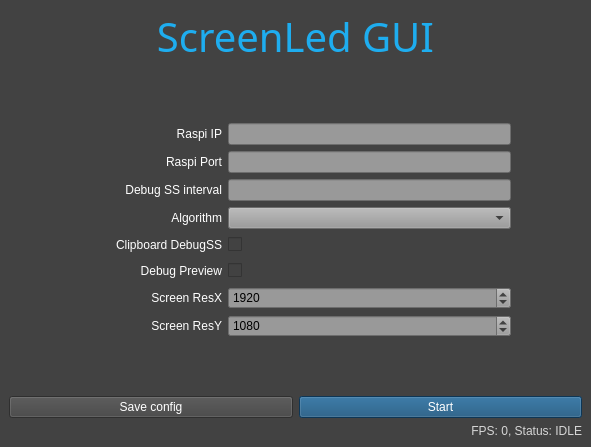
Old version of the form ScreenLedGUI/screenledgui.ui in the repository 0LTSU0/ScreenLed.
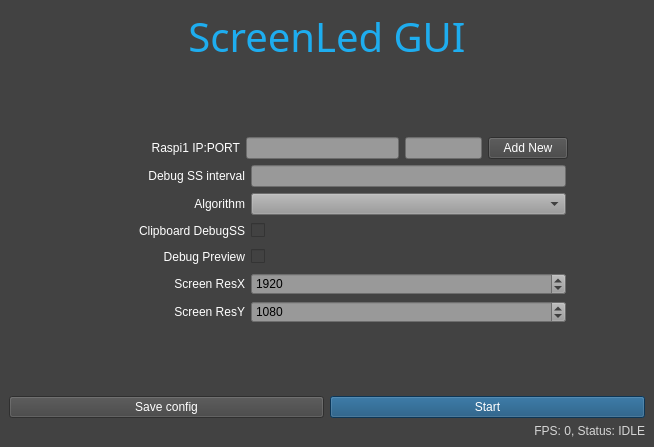
New version of the form.

Commit message: multiple client support windows

What changed in the file:
```diff
--- a/ScreenLedGUI/screenledgui.ui
+++ b/ScreenLedGUI/screenledgui.ui
@@ -6,7 +6,7 @@
    <rect>
     <x>0</x>
     <y>0</y>
-    <width>591</width>
+    <width>654</width>
     <height>447</height>
    </rect>
   </property>
@@ -17,7 +17,7 @@
    <string notr="true">background-color: rgb(66, 66, 66);</string>
   </property>
   <widget class="QWidget" name="centralWidget">
-   <layout class="QVBoxLayout" name="verticalLayout" stretch="0,0,0,0,0,0,0,0,0,0,0,0,0">
+   <layout class="QVBoxLayout" name="verticalLayout" stretch="0,0,0,0,0,0,0,0,0,0,0,0">
     <item>
      <widget class="QLabel" name="header">
       <property name="sizePolicy">
@@ -58,7 +58,7 @@
      </spacer>
     </item>
     <item>
-     <layout class="QHBoxLayout" name="horizontalLayout" stretch="1,2,4,1">
+     <layout class="QHBoxLayout" name="raspiIP1" stretch="1,2,2,1,1,1">
       <item>
        <spacer name="horizontalSpacer">
         <property name="orientation">
@@ -78,7 +78,7 @@
          <string notr="true">color: rgb(255, 255, 255);</string>
         </property>
         <property name="text">
-         <string>Raspi IP</string>
+         <string>Raspi1 IP:PORT</string>
         </property>
         <property name="alignment">
          <set>Qt::AlignRight|Qt::AlignTrailing|Qt::AlignVCenter</set>
@@ -92,6 +92,23 @@
         </property>
        </widget>
       </item>
+      <item>
+       <widget class="QLineEdit" name="raspiPortVal1">
+        <property name="styleSheet">
+         <string notr="true">background-color: rgb(153, 153, 153);vvv</string>
+        </property>
+       </widget>
+      </item>
+      <item>
+       <widget class="QPushButton" name="addAnotherClientButt">
+        <property name="styleSheet">
+         <string notr="true">color: rgb(255, 255, 255);</string>
+        </property>
+        <property name="text">
+         <string>Add New</string>
+        </property>
+       </widget>
+      </item>
       <item>
        <spacer name="horizontalSpacer_2">
         <property name="orientation">
@@ -107,56 +124,6 @@
       </item>
      </layout>
     </item>
-    <item>
-     <layout class="QHBoxLayout" name="horizontalLayout_2" stretch="1,2,4,1">
-      <item>
-       <spacer name="horizontalSpacer_3">
-        <property name="orientation">
-         <enum>Qt::Horizontal</enum>
-        </property>
-        <property name="sizeHint" stdset="0">
-         <size>
-          <width>40</width>
-          <height>20</height>
-         </size>
-        </property>
-       </spacer>
-      </item>
-      <item>
-       <widget class="QLabel" name="raspiPort">
-        <property name="styleSheet">
-         <string notr="true">color: rgb(255, 255, 255);</string>
-        </property>
-        <property name="text">
-         <string>Raspi Port</string>
-        </property>
-        <property name="alignment">
-         <set>Qt::AlignRight|Qt::AlignTrailing|Qt::AlignVCenter</set>
-        </property>
-       </widget>
-      </item>
-      <item>
-       <widget class="QLineEdit" name="raspiPortVal">
-        <property name="styleSheet">
-         <string notr="true">background-color: rgb(153, 153, 153);</string>
-        </property>
-       </widget>
-      </item>
-      <item>
-       <spacer name="horizontalSpacer_4">
-        <property name="orientation">
-         <enum>Qt::Horizontal</enum>
-        </property>
-        <property name="sizeHint" stdset="0">
-         <size>
-          <width>40</width>
-          <height>20</height>
-         </size>
-        </property>
-       </spacer>
-      </item>
-     </layout>
-    </item>
     <item>
      <layout class="QHBoxLayout" name="horizontalLayout_3" stretch="1,2,4,1">
       <item>
```
Left out of the diff: 2 changed lines with no effect on the pictures. The commit also changes 8 other files.
